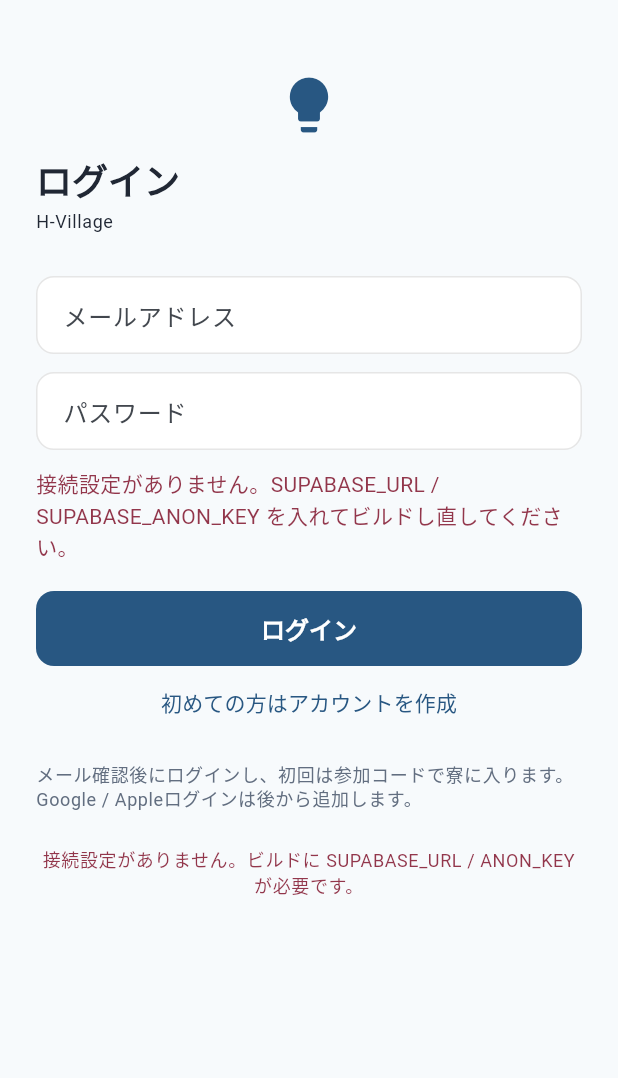
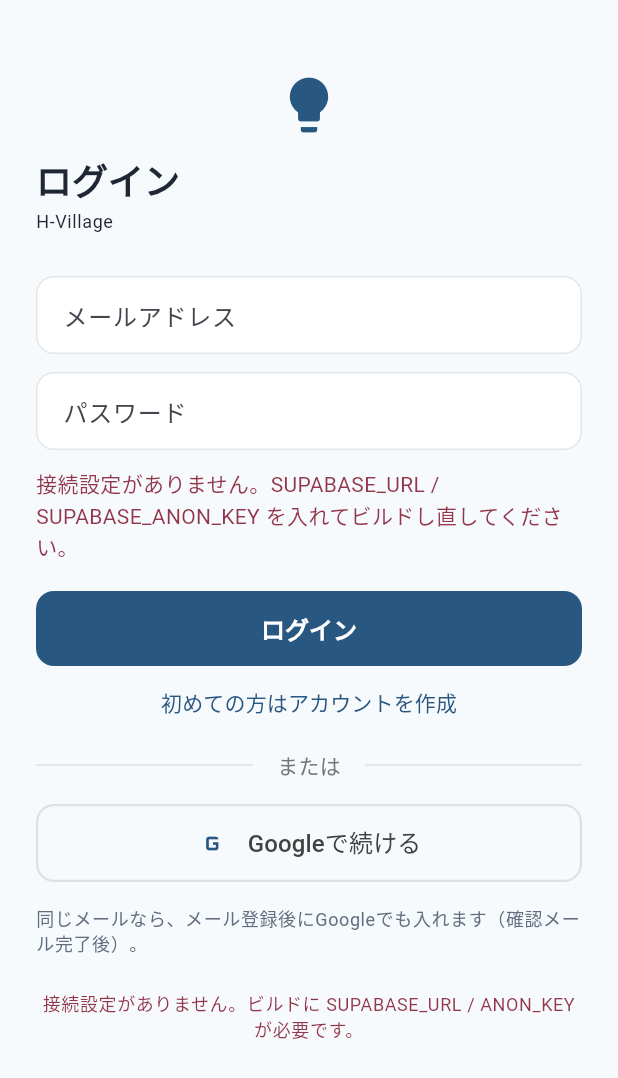
Before and after one commit to onaoki0503-lgtm/team-note, a Flutter app: the screen it shows after launch, on a phone screen of 412 x 824 dp. Shown: the top 1078 px of the screen. Run offline on Flutter 3.47's test engine with Material 3 defaults, Android fonts, the phone set to English and light mode, and no system bars; our stand-ins replace file_picker, flutter_native_splash, geolocator, go_router, google_sign_in, image_picker and 4 more; accounts and stored records are empty; network calls fail.

Commit message:
Add Google sign-in for web and mobile with multi-provider linking.
Wire OAuth PKCE on web, native Google Sign-In on Flutter, and bump the app to 0.1.9+15 for the next TestFlight build.

Co-authored-by: Cursor <cursoragent@cursor.com>

```diff
--- a/mobile/lib/config/environment.dart
+++ b/mobile/lib/config/environment.dart
@@ -16,6 +16,9 @@ class Environment {
       supabaseUrl.isNotEmpty &&
       supabaseAnonKey.isNotEmpty &&
       !supabaseUrl.contains('placeholder');
+
+  /// Native Google Sign-In needs the Web client id as `serverClientId`.
+  static bool get googleConfigured => googleWebClientId.isNotEmpty;
 
   static bool get demoMode => !isConfigured;
 
--- a/mobile/lib/providers/auth_provider.dart
+++ b/mobile/lib/providers/auth_provider.dart
@@ -114,9 +114,15 @@ class AuthProvider extends ChangeNotifier {
         email: email.trim(),
         password: password,
       );
+      // Masked user (no identities) means this email is already registered.
+      if (res.user != null && res.user!.identities != null && res.user!.identities!.isEmpty) {
+        error = 'このメールアドレスは既に登録されています。ログインするか、Googleで続けてください。';
+        gate = AuthGate.login;
+        return;
+      }
       user = res.user;
       if (res.session == null) {
-        error = '確認メールを開いた後、ログインしてください';
+        error = '確認メールを開いた後、ログインしてください。同じメールならGoogleでも入れます。';
         gate = AuthGate.login;
       } else {
         await _loadMembership();
@@ -126,10 +132,14 @@ class AuthProvider extends ChangeNotifier {
 
   Future<void> signInWithGoogle() async {
     await _run(() async {
+      if (!Environment.googleConfigured) {
+        throw StateError(
+          'Googleログインの設定がありません。GOOGLE_WEB_CLIENT_ID を入れてビルドし直してください。',
+        );
+      }
       final google = GoogleSignIn(
         clientId: Environment.googleIosClientId.isEmpty ? null : Environment.googleIosClientId,
-        serverClientId:
-            Environment.googleWebClientId.isEmpty ? null : Environment.googleWebClientId,
+        serverClientId: Environment.googleWebClientId,
       );
       final account = await google.signIn();
       if (account == null) return;
@@ -247,7 +257,7 @@ class AuthProvider extends ChangeNotifier {
     try {
       await body();
     } on AuthException catch (e) {
-      error = e.message;
+      error = _friendlyError(e.message);
     } catch (e) {
       error = _friendlyError('$e');
     } finally {
@@ -267,6 +277,16 @@ class AuthProvider extends ChangeNotifier {
     if (m.contains('access_denied') || m.contains('42501')) {
       return 'この操作の権限がありません。';
     }
+    // Multi-provider: same email already has another identity, or linking blocked.
+    if (m.contains('identity is already linked') ||
+        m.contains('already been registered') ||
+        m.contains('user already registered') ||
+        m.contains('email address is already')) {
+      return 'このメールは既に登録されています。メールかGoogleのどちらかでログインしてください。';
+    }
+    if (m.contains('email not confirmed')) {
+      return '確認メールを開いてから、同じメールでGoogleログインできます。';
+    }
     if (raw.startsWith('Bad state: ')) return raw.substring(11);
     if (raw.startsWith('StateError: ')) return raw.substring(12);
     return raw;
--- a/mobile/lib/screens/login_screen.dart
+++ b/mobile/lib/screens/login_screen.dart
@@ -74,9 +74,45 @@ class _LoginScreenState extends State<LoginScreen> {
                       }),
               child: Text(_signup ? 'ログインに戻る' : '初めての方はアカウントを作成'),
             ),
+            const SizedBox(height: 8),
+            Row(
+              children: [
+                Expanded(child: Divider(color: Colors.grey.shade300)),
+                Padding(
+                  padding: const EdgeInsets.symmetric(horizontal: 16),
+                  child: Text('または', style: TextStyle(color: Colors.grey.shade600, fontSize: 14)),
+                ),
+                Expanded(child: Divider(color: Colors.grey.shade300)),
+              ],
+            ),
+            const SizedBox(height: 16),
+            OutlinedButton(
+              onPressed: auth.busy ? null : () => auth.signInWithGoogle(),
+              style: OutlinedButton.styleFrom(
+                padding: const EdgeInsets.symmetric(vertical: 14),
+                side: BorderSide(color: Colors.grey.shade300, width: 1.5),
+                shape: RoundedRectangleBorder(borderRadius: BorderRadius.circular(12)),
+              ),
+              child: Row(
+                mainAxisAlignment: MainAxisAlignment.center,
+                children: [
+                  Image.network(
+                    'https://developers.google.com/identity/images/g-logo.png',
+                    height: 20,
+                    width: 20,
+                    errorBuilder: (_, __, ___) => const Icon(Icons.g_mobiledata, size: 22),
+                  ),
+                  const SizedBox(width: 12),
+                  Text(
+                    'Googleで続ける',
+                    style: TextStyle(fontSize: 16, fontWeight: FontWeight.w500, color: Colors.grey.shade800),
+                  ),
+                ],
+              ),
+            ),
             const SizedBox(height: 16),
             Text(
-              'メール確認後にログインし、初回は参加コードで寮に入ります。Google / Appleログインは後から追加します。',
+              '同じメールなら、メール登録後にGoogleでも入れます（確認メール完了後）。',
               style: Theme.of(context).textTheme.bodySmall?.copyWith(color: TnTokens.textMuted),
             ),
             if (!Environment.isConfigured) ...[
--- a/mobile/pubspec.yaml
+++ b/mobile/pubspec.yaml
@@ -1,7 +1,7 @@
 name: team_note_mobile
 description: Team Note — native iOS & Android (H-Village)
 publish_to: "none"
-version: 0.1.8+14
+version: 0.1.9+15
 
 environment:
   sdk: ^3.8.0
```
Also changed, not shown: 6 other files.
